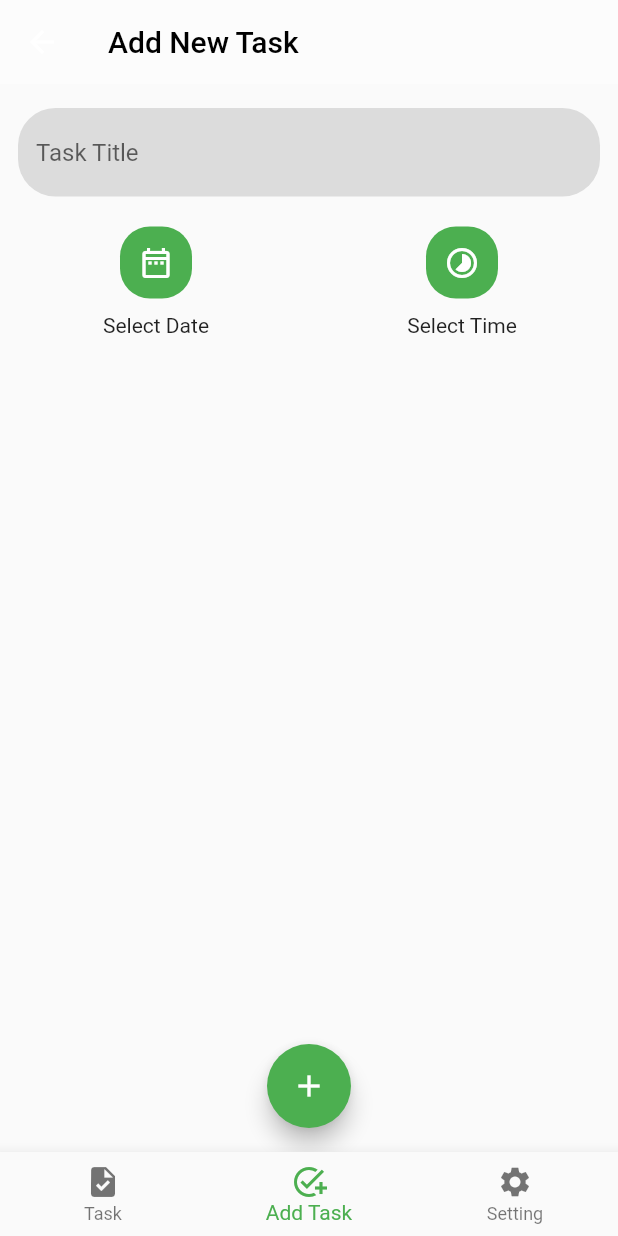
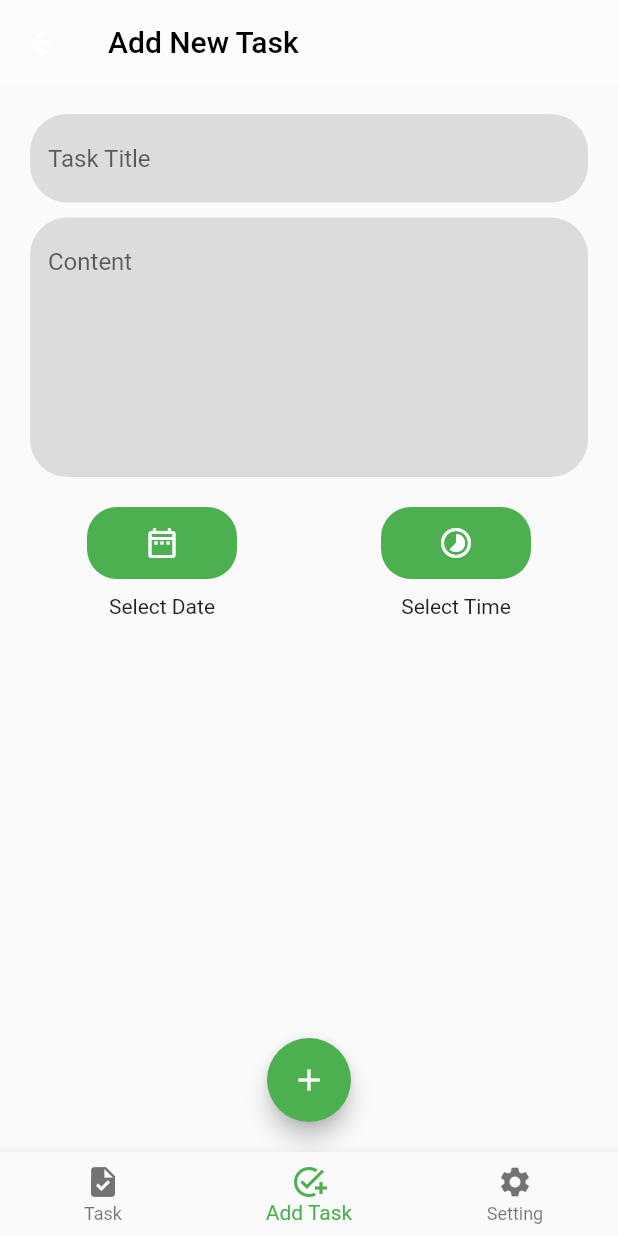
Before and after one commit to MomennIbrahim/ToDo-App, a Flutter app: the LayoutScreen screen opened directly, item 2 of the bottom bar chosen, on a phone screen of 412 x 824 dp. Run offline on Flutter 3.47's test engine with Material 2 defaults, Android fonts, the phone set to English and light mode, and no system bars; our stand-ins replace bloc, buildcondition, cloud_firestore, firebase_auth, firebase_core, firebase_storage and 4 more; accounts and stored records are empty.

Commit message:
Add Back button in edit screen and content field

```diff
--- a/lib/layout/cubit.dart
+++ b/lib/layout/cubit.dart
@@ -56,12 +56,13 @@ class ToDoCubit extends Cubit<ToDoStates> {
 
   createToDO({
     required String title,
+    required String content,
     required String dateTime,
     required String time,
   }) {
     emit(CreateToDoLoadingState());
 
-    taskModel = TaskModel(title: title, dateTime: dateTime, time: time);
+    taskModel = TaskModel(title: title, dateTime: dateTime, time: time,content: content);
 
     FirebaseFirestore.instance
         .collection('users')
@@ -73,7 +74,7 @@ class ToDoCubit extends Cubit<ToDoStates> {
       print('${value.id} value');
       print(taskModel!.taskId);
       createToDOO(
-          title: title, dateTime: dateTime, time: time, taskId: value.id);
+          title: title, dateTime: dateTime, content: content,time: time, taskId: value.id);
       emit(CreateToDoSuccessState());
     }).catchError((error) {
       emit(CreateToDoErrorState());
@@ -83,6 +84,7 @@ class ToDoCubit extends Cubit<ToDoStates> {
 
   createToDOO({
     required String title,
+    required String content,
     required String dateTime,
     required String time,
     String? taskId,
@@ -90,7 +92,7 @@ class ToDoCubit extends Cubit<ToDoStates> {
     emit(CreateToDoLoadingState());
 
     taskModel =
-        TaskModel(title: title, dateTime: dateTime, time: time, taskId: taskId);
+        TaskModel(title: title, dateTime: dateTime, time: time, taskId: taskId,content: content);
 
     FirebaseFirestore.instance
         .collection('users')
@@ -232,11 +234,12 @@ class ToDoCubit extends Cubit<ToDoStates> {
     });
   }
 
-  updateTask({title, date, time, docId}) {
+  updateTask({title, date, time, docId,content}) {
     TaskModel model = TaskModel(
       title: title,
       dateTime: date,
       time: time,
+      content: content
     );
     FirebaseFirestore.instance
         .collection('users')
--- a/lib/layout/layout_screen.dart
+++ b/lib/layout/layout_screen.dart
@@ -44,3 +44,4 @@ class LayoutScreen extends StatelessWidget {
 }
 
 var titleController = TextEditingController();
+var contentController = TextEditingController();
--- a/lib/main.dart
+++ b/lib/main.dart
@@ -9,7 +9,7 @@ import 'package:to_do_app/modules/login/login_screen.dart';
 import 'package:to_do_app/share/bloc_observe.dart';
 import 'package:to_do_app/share/const.dart';
 import 'package:to_do_app/share/local/cache_helper.dart';
-import 'firebase_options.dart';
+import 'share/firebase_options.dart';
 
 void main() async{
   WidgetsFlutterBinding.ensureInitialized();
--- a/lib/model/task_model.dart
+++ b/lib/model/task_model.dart
@@ -1,13 +1,15 @@
 class TaskModel{
   String? title;
+  String? content;
   String? dateTime;
   String? time;
   String? taskId;
 
-  TaskModel({this.title,this.dateTime,this.time,this.taskId});
+  TaskModel({this.title,this.dateTime,this.time,this.taskId,this.content});
 
   TaskModel.fromJson(Map<String,dynamic> json){
     title = json['title'];
+    content = json['content'];
     dateTime = json['dateTime'];
     time = json['time'];
     taskId = json['TaskId'];
@@ -16,6 +18,7 @@ class TaskModel{
   Map<String,dynamic> toMap(){
     return {
       'title' : title,
+      'content' : content,
       'dateTime' : dateTime,
       'time' : time,
       'taskId' : taskId,
--- a/lib/modules/add_task.dart
+++ b/lib/modules/add_task.dart
@@ -15,15 +15,28 @@ class DoneScreen extends StatelessWidget {
       listener: (context, state) {},
       builder: (context, state) {
         return Padding(
-          padding: const EdgeInsets.symmetric(vertical: 16.0, horizontal: 12.0),
+          padding: const EdgeInsets.all(20.0),
           child: Column(
             children: [
+
               defaultTextFormField(
                   controller: titleController,
                   keyBoardTyp: TextInputType.text,
                   context: context,
                   text: 'Task Title',
+                  maxLines: 1,
                   onSubmitted: () {}),
+
+              const SizedBox(height: 10.0,),
+
+              defaultTextFormField(
+                  controller: contentController,
+                  maxLines: 7,
+                  keyBoardTyp: TextInputType.text,
+                  context: context,
+                  text: 'Content',
+                  onSubmitted: () {}),
+
               const SizedBox(
                 height: 20.0,
               ),
@@ -36,6 +49,7 @@ class DoneScreen extends StatelessWidget {
                         Container(
                             decoration: BoxDecoration(
                                 color: Colors.green, borderRadius: BorderRadius.circular(20.0)),
+                            width: 100.0,
                             child: IconButton(
                                 onPressed: () {
                                   ToDoCubit.get(context).selectDate(context);
@@ -57,6 +71,7 @@ class DoneScreen extends StatelessWidget {
                         Container(
                             decoration: BoxDecoration(
                                 color: Colors.green, borderRadius: BorderRadius.circular(20.0)),
+                            width: 100.0,
                             child: IconButton(
                                 onPressed: () {
                                   ToDoCubit.get(context).selectTime(context);
@@ -79,10 +94,12 @@ class DoneScreen extends StatelessWidget {
                 onPressed: () {
                   ToDoCubit.get(context).createToDO(
                     title: titleController.text,
+                    content: contentController.text,
                     time: ToDoCubit.get(context).selectedTime.format(context).toString(),
                     dateTime: ToDoCubit.get(context).selectedDate.toString(),
                   );
                   titleController.text = '';
+                  contentController.text = '';
                   ToDoCubit.get(context).currentIndex = 0;
                 },
                 child: const Icon(Icons.add),
--- a/lib/share/components.dart
+++ b/lib/share/components.dart
@@ -12,9 +12,11 @@ Widget defaultTextFormField({
   String? validateText,
   IconButton? suffixIcon,
   bool obscure = false,
+  int maxLines = 1
 }) {
   return TextFormField(
     controller: controller,
+    maxLines: maxLines,
     obscureText: obscure,
     keyboardType: keyBoardTyp,
     decoration: InputDecoration(
```
Also changed, not shown: lib/modules/task.dart (+54 -3 lines), lib/share/firebase_options.dart (renamed from lib/firebase_options.dart).
